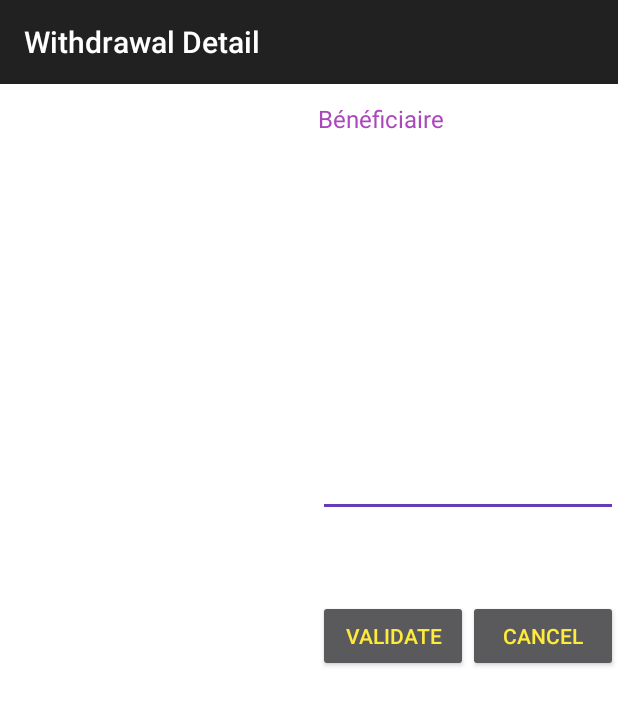
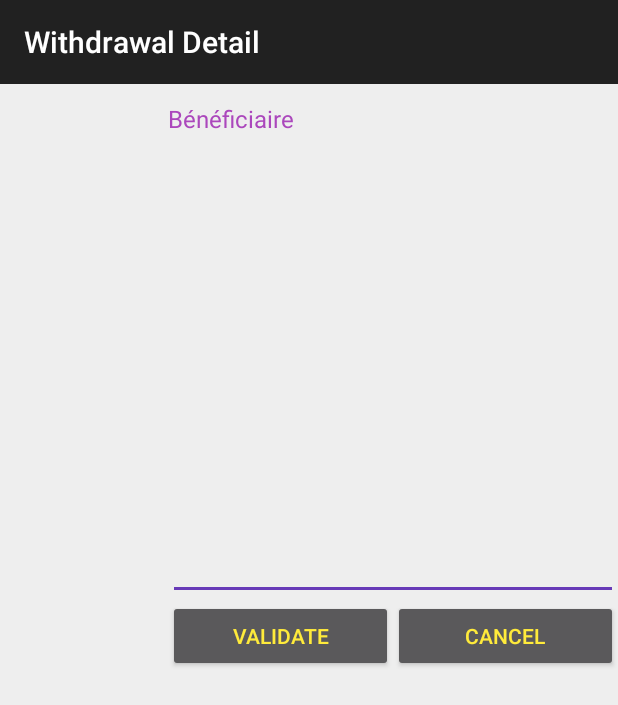
Before and after one commit to hilpitome/Wari, an Android app: the WithdrawalRequestDetailActivity screen opened directly, with no data from a screen before it, on a phone screen of 412 x 824 dp. Shown: the top 705 px of the screen. Run offline under Robolectric (Android 15) with nearby library versions, the phone set to English and light mode, and no system bars; 9 statements that could not run were skipped.

Commit message:
UI almost making sense

```diff
--- a/app/src/main/java/com/warivirtualpos/wari/ComplexRecyclerViewAdapter.java
+++ b/app/src/main/java/com/warivirtualpos/wari/ComplexRecyclerViewAdapter.java
@@ -125,10 +125,12 @@ public class ComplexRecyclerViewAdapter extends RecyclerView.Adapter<RecyclerVie
         vh1.getAmountTv().setText(String.valueOf(transferRequestData.getAmount()));
         vh1.getBeneficiaryFirstnameTv().setText(transferRequestData.getBeneficiaryFirstname());
         vh1.getBeneficiaryLastnameTv().setText(transferRequestData.getBeneficiaryLastname());
+        Log.e("confirm", String.valueOf(transferRequestData.getConfirmation().length()));
+        if(transferRequestData.getConfirmation().length()==0){
 
-        if(transferRequestData.getConfirmation().length()>0){
+            vh1.getConfirmTv().setBackgroundColor(context.getResources().getColor(R.color.purple_500));
+        } else {
             vh1.getConfirmTv().setText(transferRequestData.getConfirmation());
-            vh1.getConfirmTv().setBackgroundColor(context.getResources().getColor(R.color.colorPrimary));
         }
 
         vh1.getStatusTv().setText(transferRequestData.getStatus());
--- a/app/src/main/java/com/warivirtualpos/wari/WithdrawalRequestDetailActivity.java
+++ b/app/src/main/java/com/warivirtualpos/wari/WithdrawalRequestDetailActivity.java
@@ -66,6 +66,7 @@ public class WithdrawalRequestDetailActivity extends AppCompatActivity implement
     }
 
     private void setViewComponents() {
+        Log.e("withdrawal", "this: "+withdrawalData.getConfirmation());
         lastNameTv.setText(withdrawalData.getLastname());
         firstNameTv.setText(withdrawalData.getFirstname());
         phoneNumberTv.setText(withdrawalData.getPhone());
--- a/app/src/main/res/layout/activity_addagent.xml
+++ b/app/src/main/res/layout/activity_addagent.xml
@@ -4,7 +4,7 @@
     android:orientation="vertical"
     android:layout_width="match_parent"
     android:layout_height="match_parent"
-    android:background="@color/grey_200">
+    >
     <android.support.design.widget.AppBarLayout
         android:layout_width="match_parent"
         android:layout_height="wrap_content"
@@ -44,7 +44,7 @@
             android:layout_gravity="center_horizontal"
             android:hint="@string/e_g_221778xxxxxx"
             android:textColor="@color/black"
-            android:textColorHint="@color/green_500"
+            android:textColorHint="@color/blue_A100"
             android:id="@+id/sd_number_et"/>
     </android.support.design.widget.TextInputLayout>
     <android.support.design.widget.TextInputLayout
--- a/app/src/main/res/layout/activity_withdrawal_request_detail.xml
+++ b/app/src/main/res/layout/activity_withdrawal_request_detail.xml
@@ -6,8 +6,6 @@
     android:layout_height="match_parent"
     android:orientation="vertical"
     tools:context="com.warivirtualpos.wari.WithdrawalRequestDetailActivity">
-
-
 
         <android.support.v7.widget.Toolbar
             android:id="@+id/toolbar"
--- a/app/src/main/res/layout/content_withdrawal_request_detail.xml
+++ b/app/src/main/res/layout/content_withdrawal_request_detail.xml
@@ -14,7 +14,7 @@
             android:orientation="vertical"
             android:layout_width="0dp"
             android:layout_height="400dp"
-            android:layout_weight="1"
+            android:layout_weight="0.5"
             android:layout_marginLeft="12dp"
             android:layout_marginStart="12dp">
 
@@ -23,7 +23,7 @@
             android:orientation="vertical"
             android:layout_width="0dp"
             android:layout_height="400dp"
-            android:layout_weight="1"
+            android:layout_weight="1.5"
             android:weightSum="7">
             <TextView
                 android:layout_width="match_parent"
@@ -56,6 +56,13 @@
                 android:id="@+id/beneficiary_phone_text"
                 android:text="778908987"
                 android:textColor="@color/black"/>
+            <TextView
+                android:layout_width="match_parent"
+                android:layout_height="0dp"
+                android:layout_weight="1"
+                android:id="@+id/confirmation_tv"
+                android:textColor="@color/black"
+                />
             <EditText
                 android:layout_width="match_parent"
                 android:layout_height="0dp"
@@ -63,12 +70,7 @@
                 android:id="@+id/amount_et"
                 android:padding="4dp"
                 android:textColor="@color/black"/>
-            <TextView
-                android:layout_width="match_parent"
-                android:layout_height="0dp"
-                android:layout_weight="1"
-                android:id="@+id/confirmation_tv"
-               />
+
 
             <LinearLayout
                 android:layout_width="match_parent"
--- a/app/src/main/res/layout/transfer_request_item_row.xml
+++ b/app/src/main/res/layout/transfer_request_item_row.xml
@@ -5,8 +5,7 @@
     android:layout_height="wrap_content"
     android:paddingTop="8dp"
     android:paddingBottom="8dp"
-    android:layout_marginBottom="4dp"
-    >
+    android:layout_marginBottom="4dp">
 
     <LinearLayout
         android:layout_width="match_parent"
@@ -93,7 +92,6 @@
                 android:layout_width="0dp"
                 android:layout_height="wrap_content"
                 android:layout_weight="1"
-
                 android:textSize="12sp"
                 android:id="@+id/confirmation_text"
                 android:textColor="@color/black"/>
--- a/app/src/main/res/values/colors.xml
+++ b/app/src/main/res/values/colors.xml
@@ -3,7 +3,7 @@
     <color name="colorPrimary">#212121</color>
     <color name="colorPrimaryDark">#000000</color>
     <color name="colorAccent">@color/deep_purple_500</color>
-    <color name="windowColorBackground">#ffffff</color>
+    <color name="windowColorBackground">@color/grey_200</color>
     <color name="mainActivityTitleLayoutBackground">#484848</color>
 
 
--- a/app/src/main/res/values/styles.xml
+++ b/app/src/main/res/values/styles.xml
@@ -7,6 +7,7 @@
         <item name="colorPrimaryDark">@color/colorPrimaryDark</item>
         <item name="colorAccent">@color/colorAccent</item>
         <item name="android:windowBackground">@color/windowColorBackground</item>
+        <item name="android:textColorHint">@color/green_500</item>
         <!--<item name="android:textColor">#FFC300</item>-->
 
     </style>
```
